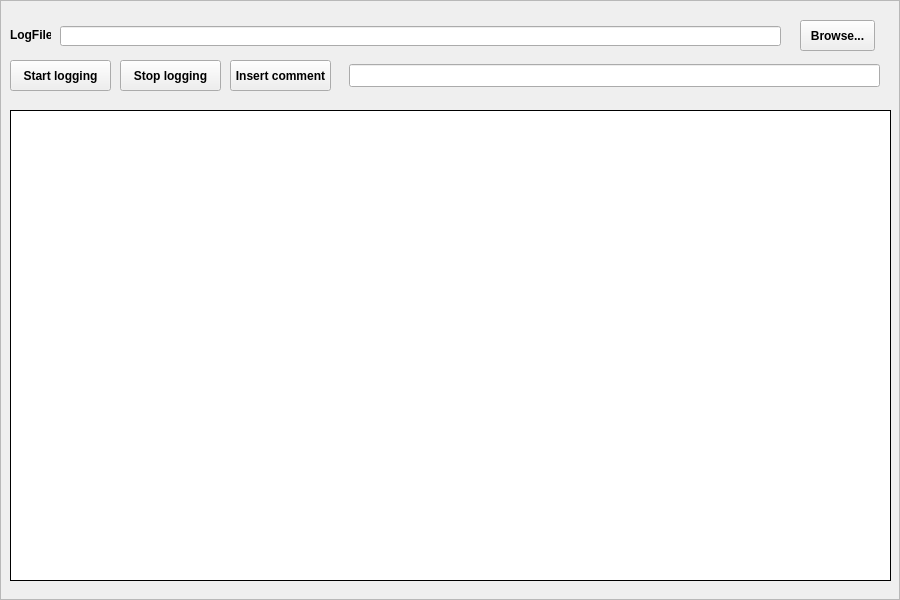
Qt form commonsrc/loggingframe.ui (hancse/powermeter) before a commit.
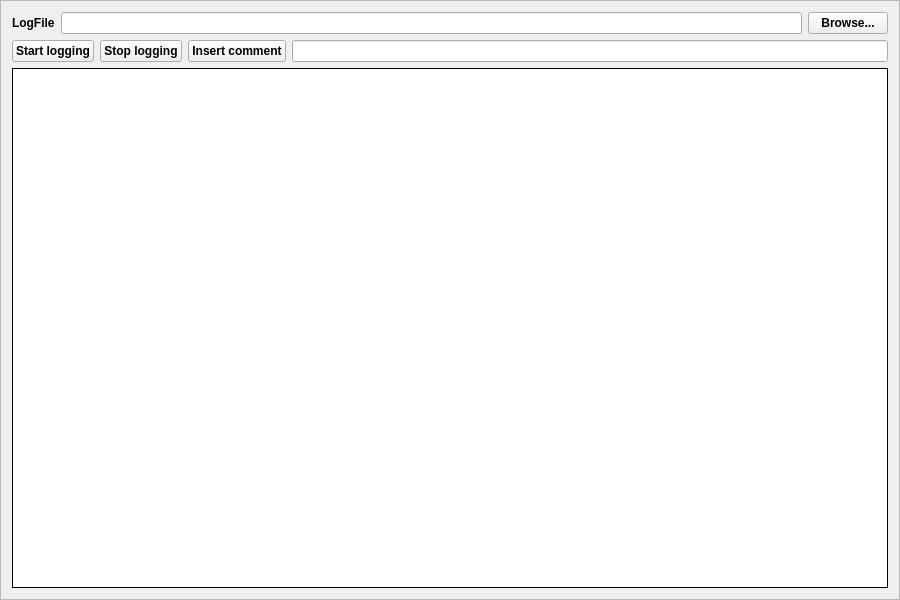
The same form after that commit.

Diff of the .ui file:
```diff
--- a/commonsrc/loggingframe.ui
+++ b/commonsrc/loggingframe.ui
@@ -12,7 +12,6 @@
   </property>
   <property name="font">
    <font>
-    <weight>75</weight>
     <bold>true</bold>
    </font>
   </property>
@@ -25,107 +24,67 @@
   <property name="frameShadow">
    <enum>QFrame::Raised</enum>
   </property>
+  <layout class="QVBoxLayout" name="verticalLayout">
+   <item>
+    <layout class="QHBoxLayout" name="horizontalLayout">
+     <item>
   <widget class="QLabel" name="label">
-   <property name="geometry">
-    <rect>
-     <x>10</x>
-     <y>27</y>
-     <width>41</width>
-     <height>16</height>
-    </rect>
-   </property>
    <property name="text">
     <string>LogFile</string>
    </property>
   </widget>
+     </item>
+     <item>
+      <widget class="QLineEdit" name="leLogDir"/>
+     </item>
+     <item>
   <widget class="QPushButton" name="btnBrowse">
-   <property name="geometry">
-    <rect>
-     <x>800</x>
-     <y>20</y>
-     <width>75</width>
-     <height>31</height>
-    </rect>
-   </property>
    <property name="text">
     <string>Browse...</string>
    </property>
   </widget>
-  <widget class="QLineEdit" name="leLogDir">
-   <property name="geometry">
-    <rect>
-     <x>60</x>
-     <y>26</y>
-     <width>721</width>
-     <height>20</height>
-    </rect>
-   </property>
-  </widget>
-  <widget class="QPlainTextEdit" name="plainTextEdit">
-   <property name="geometry">
-    <rect>
-     <x>10</x>
-     <y>110</y>
-     <width>881</width>
-     <height>471</height>
-    </rect>
-   </property>
-   <property name="frameShape">
-    <enum>QFrame::Box</enum>
-   </property>
-   <property name="frameShadow">
-    <enum>QFrame::Plain</enum>
-   </property>
-  </widget>
+     </item>
+    </layout>
+   </item>
+   <item>
+    <layout class="QHBoxLayout" name="horizontalLayout_2">
+     <item>
   <widget class="QPushButton" name="btnStart">
-   <property name="geometry">
-    <rect>
-     <x>10</x>
-     <y>60</y>
-     <width>101</width>
-     <height>31</height>
-    </rect>
-   </property>
    <property name="text">
     <string>Start logging</string>
    </property>
   </widget>
+     </item>
+     <item>
   <widget class="QPushButton" name="btnStop">
-   <property name="geometry">
-    <rect>
-     <x>120</x>
-     <y>60</y>
-     <width>101</width>
-     <height>31</height>
-    </rect>
-   </property>
    <property name="text">
     <string>Stop logging</string>
    </property>
   </widget>
-  <widget class="QLineEdit" name="leComment">
-   <property name="geometry">
-    <rect>
-     <x>349</x>
-     <y>64</y>
-     <width>531</width>
-     <height>23</height>
-    </rect>
-   </property>
-  </widget>
+     </item>
+     <item>
   <widget class="QPushButton" name="btnInsert">
-   <property name="geometry">
-    <rect>
-     <x>230</x>
-     <y>60</y>
-     <width>101</width>
-     <height>31</height>
-    </rect>
-   </property>
    <property name="text">
     <string>Insert comment</string>
    </property>
   </widget>
+     </item>
+     <item>
+      <widget class="QLineEdit" name="leComment"/>
+     </item>
+    </layout>
+   </item>
+   <item>
+    <widget class="QPlainTextEdit" name="plainTextEdit">
+     <property name="frameShape">
+      <enum>QFrame::Box</enum>
+     </property>
+     <property name="frameShadow">
+      <enum>QFrame::Plain</enum>
+     </property>
+    </widget>
+   </item>
+  </layout>
  </widget>
  <resources/>
  <connections/>
```
Lines whose indentation alone changed are shown as unchanged.
